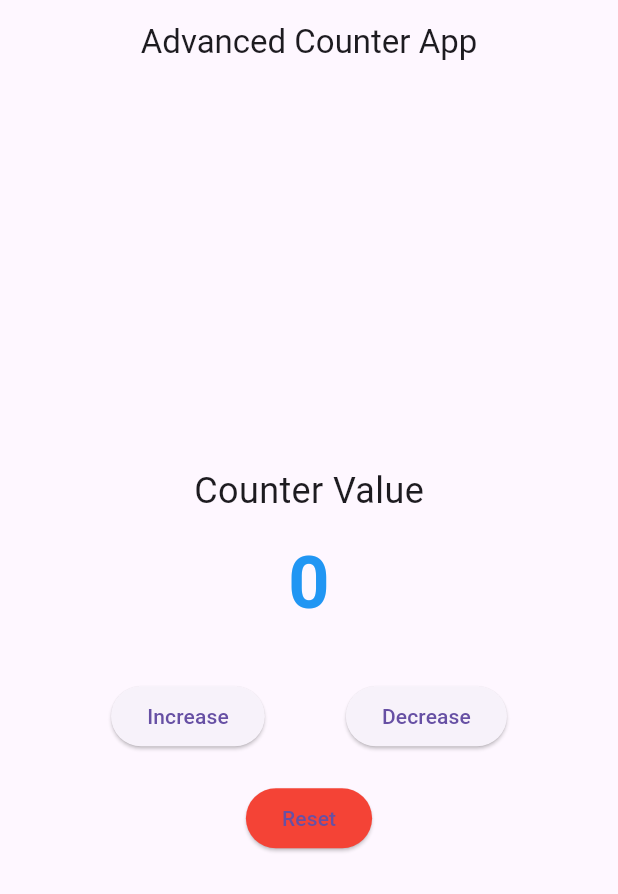
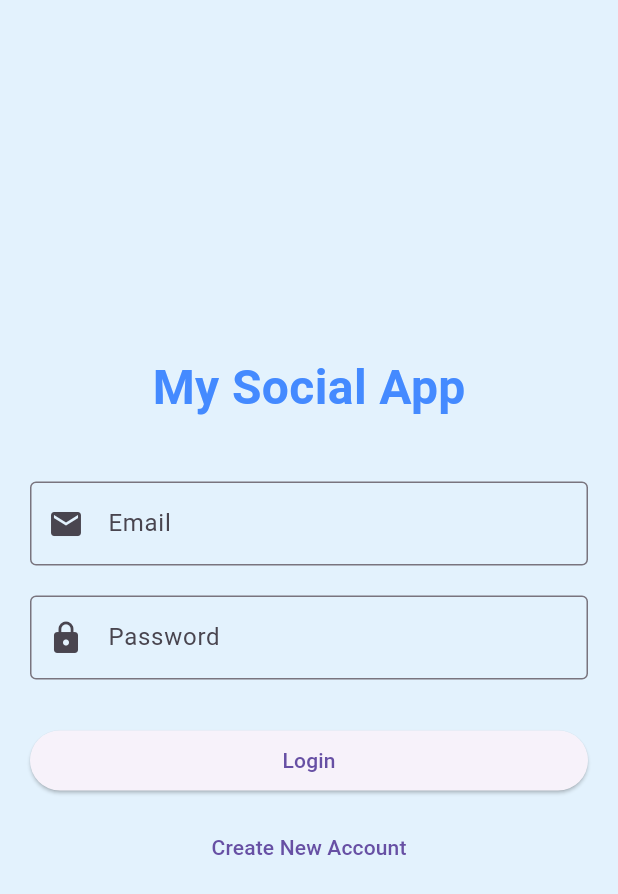
Before and after one commit to Sadini2002/Count_buttonflutter, a Flutter app: the screen it shows after launch, on a phone screen of 412 x 824 dp. Shown: the top 894 px of the screen. Run offline on Flutter 3.47's test engine with Material 3 defaults, Android fonts, the phone set to English and light mode, and no system bars.

```diff
--- a/lib/main.dart
+++ b/lib/main.dart
@@ -4,80 +4,83 @@ void main() {
   runApp(MyApp());
 }
 
-// Main App
 class MyApp extends StatelessWidget {
   @override
   Widget build(BuildContext context) {
-    return MaterialApp(debugShowCheckedModeBanner: false, home: CounterPage());
+    return MaterialApp(debugShowCheckedModeBanner: false, home: LoginPage());
   }
 }
 
-// Stateful Widget
-class CounterPage extends StatefulWidget {
-  @override
-  _CounterPageState createState() => _CounterPageState();
-}
-
-class _CounterPageState extends State<CounterPage> {
-  int count = 0;
-
-  void increment() {
-    setState(() {
-      count++;
-    });
-  }
-
-  void decrement() {
-    setState(() {
-      count--;
-    });
-  }
-
-  void reset() {
-    setState(() {
-      count = 0;
-    });
-  }
+class LoginPage extends StatelessWidget {
+  final TextEditingController emailController = TextEditingController();
+  final TextEditingController passwordController = TextEditingController();
 
   @override
   Widget build(BuildContext context) {
     return Scaffold(
-      appBar: AppBar(title: Text("Advanced Counter App"), centerTitle: true),
-      body: Container(
-        width: double.infinity,
+      backgroundColor: Colors.blue[50],
+      body: Center(
+        child: SingleChildScrollView(
+          child: Padding(
             padding: EdgeInsets.all(20),
             child: Column(
               mainAxisAlignment: MainAxisAlignment.center,
               children: [
-            Text("Counter Value", style: TextStyle(fontSize: 24)),
-            SizedBox(height: 10),
+                // Logo / Title
                 Text(
-              "$count",
+                  "My Social App",
                   style: TextStyle(
-                fontSize: 48,
+                    fontSize: 32,
                     fontWeight: FontWeight.bold,
-                color: Colors.blue,
+                    color: Colors.blueAccent,
                   ),
                 ),
-            SizedBox(height: 30),
 
-            // Buttons Row
-            Row(
-              mainAxisAlignment: MainAxisAlignment.spaceEvenly,
-              children: [
-                ElevatedButton(onPressed: increment, child: Text("Increase")),
-                ElevatedButton(onPressed: decrement, child: Text("Decrease")),
-              ],
+                SizedBox(height: 40),
+
+                // Email Field
+                TextField(
+                  controller: emailController,
+                  decoration: InputDecoration(
+                    hintText: "Email",
+                    border: OutlineInputBorder(),
+                    prefixIcon: Icon(Icons.email),
+                  ),
                 ),
 
                 SizedBox(height: 20),
 
-            ElevatedButton(
-              onPressed: reset,
-              style: ElevatedButton.styleFrom(backgroundColor: Colors.red),
-              child: Text("Reset"),
+                // Password Field
+                TextField(
+                  controller: passwordController,
+                  obscureText: true,
+                  decoration: InputDecoration(
+                    hintText: "Password",
+                    border: OutlineInputBorder(),
+                    prefixIcon: Icon(Icons.lock),
                   ),
+                ),
+
+                SizedBox(height: 30),
+
+                // Login Button
+                SizedBox(
+                  width: double.infinity,
+                  child: ElevatedButton(
+                    onPressed: () {
+                      print("Login Clicked");
+                    },
+                    child: Text("Login"),
+                  ),
+                ),
+
+                SizedBox(height: 10),
+
+                // Sign Up Text
+                TextButton(onPressed: () {}, child: Text("Create New Account")),
               ],
+            ),
+          ),
         ),
       ),
     );
```
Lines whose indentation alone changed are shown as unchanged.
